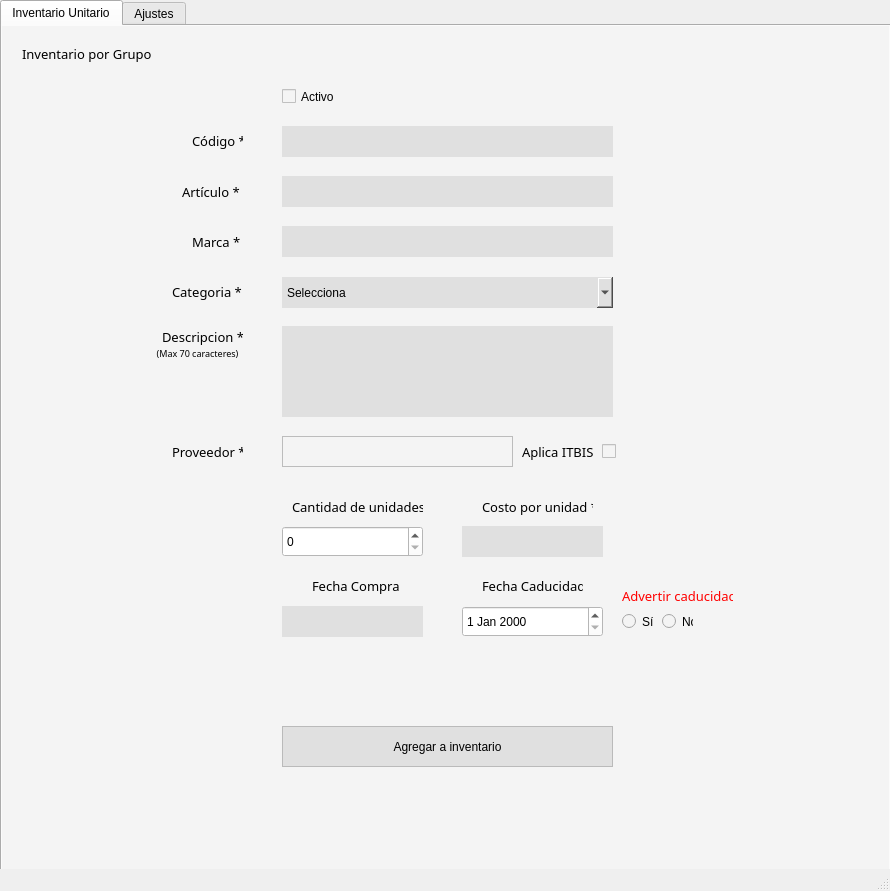
The window that UI/modulo_producto_unidad.ui (adriii0104/ABAS_SYSTEM) describes before a commit, drawn with Qt 5.
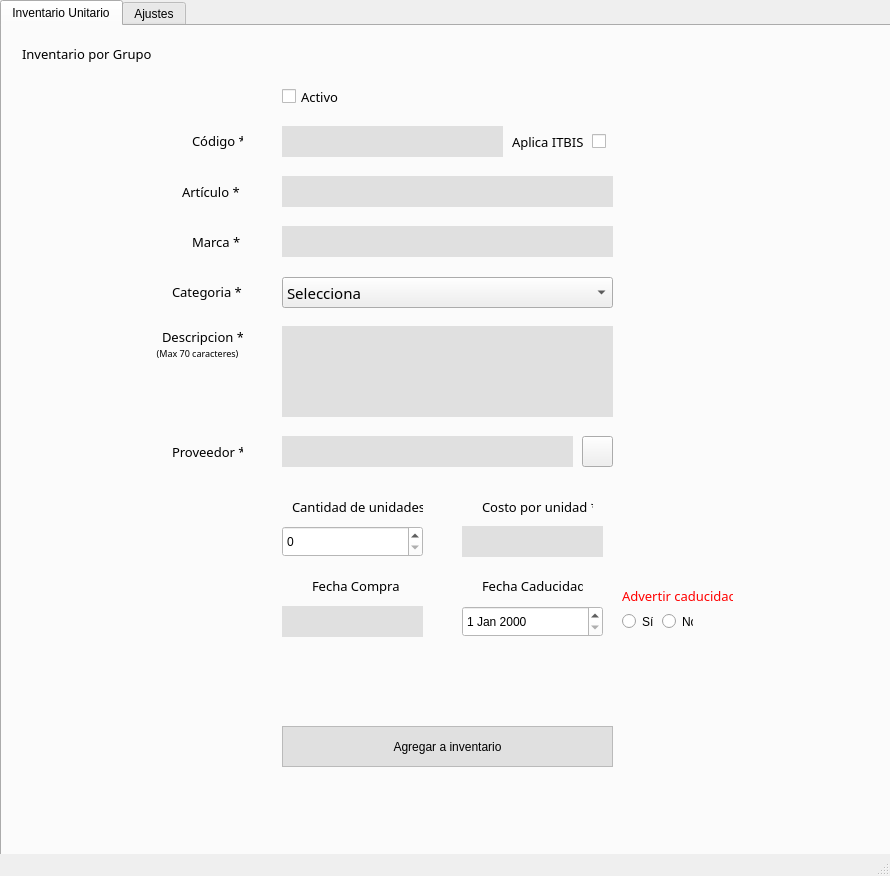
The same window after the commit. Icons and pictures are not drawn.

Patch:
```diff
--- a/UI/modulo_producto_unidad.ui
+++ b/UI/modulo_producto_unidad.ui
@@ -7,7 +7,7 @@
     <x>0</x>
     <y>0</y>
     <width>890</width>
-    <height>891</height>
+    <height>876</height>
    </rect>
   </property>
   <property name="windowTitle">
@@ -57,18 +57,28 @@
 
 
 QLineEdit{
-
 padding-left: 5px; 
+}
 
 
-}</string>
+}
+
+QComboBox {
+color: rgb(0, 0, 0);
+background-color: rgb(224, 224, 224);
+border: 1px solid gray;
+}
+
+
+QComboBox::drop-down {
+    border-bottom-right-radius: 3px;</string>
       </property>
       <widget class="QLineEdit" name="code">
        <property name="geometry">
         <rect>
          <x>280</x>
          <y>100</y>
-         <width>331</width>
+         <width>221</width>
          <height>31</height>
         </rect>
        </property>
@@ -228,8 +238,8 @@
       <widget class="QLabel" name="label_29">
        <property name="geometry">
         <rect>
-         <x>520</x>
-         <y>410</y>
+         <x>510</x>
+         <y>100</y>
          <width>71</width>
          <height>31</height>
         </rect>
@@ -549,6 +559,12 @@
          <height>21</height>
         </rect>
        </property>
+       <property name="font">
+        <font>
+         <family>Bahnschrift Light</family>
+         <pointsize>10</pointsize>
+        </font>
+       </property>
        <property name="text">
         <string>Activo</string>
        </property>
@@ -686,8 +702,8 @@
       <widget class="QCheckBox" name="itbis">
        <property name="geometry">
         <rect>
-         <x>600</x>
-         <y>410</y>
+         <x>590</x>
+         <y>100</y>
          <width>16</width>
          <height>31</height>
         </rect>
@@ -696,16 +712,6 @@
         <string/>
        </property>
       </widget>
-      <widget class="QTextBrowser" name="textBrowser">
-       <property name="geometry">
-        <rect>
-         <x>280</x>
-         <y>410</y>
-         <width>231</width>
-         <height>31</height>
-        </rect>
-       </property>
-      </widget>
       <widget class="QComboBox" name="category">
        <property name="geometry">
         <rect>
@@ -715,11 +721,14 @@
          <height>31</height>
         </rect>
        </property>
+       <property name="font">
+        <font>
+         <family>Bahnschrift Light</family>
+         <pointsize>11</pointsize>
+        </font>
+       </property>
        <property name="styleSheet">
-        <string notr="true">border: None;
-background-color: #E0E0E0;
-left: 5px;
-color: black;</string>
+        <string notr="true"/>
        </property>
        <item>
         <property name="text">
@@ -822,6 +831,47 @@
         </property>
        </item>
       </widget>
+      <widget class="QLineEdit" name="article_2">
+       <property name="geometry">
+        <rect>
+         <x>280</x>
+         <y>410</y>
+         <width>291</width>
+         <height>31</height>
+        </rect>
+       </property>
+       <property name="styleSheet">
+        <string notr="true">QLineEdit {
+
+border: None;
+background-color: #E0E0E0;
+left: 5px;
+color: black;
+
+}</string>
+       </property>
+      </widget>
+      <widget class="QPushButton" name="pushButton">
+       <property name="geometry">
+        <rect>
+         <x>580</x>
+         <y>410</y>
+         <width>31</width>
+         <height>31</height>
+        </rect>
+       </property>
+       <property name="styleSheet">
+        <string notr="true">background: None;</string>
+       </property>
+       <property name="text">
+        <string/>
+       </property>
+       <property name="icon">
+        <iconset>
+         <normalon>../IMGS/13.png</normalon>
+        </iconset>
+       </property>
+      </widget>
      </widget>
     </widget>
     <widget class="QWidget" name="tab">
```
